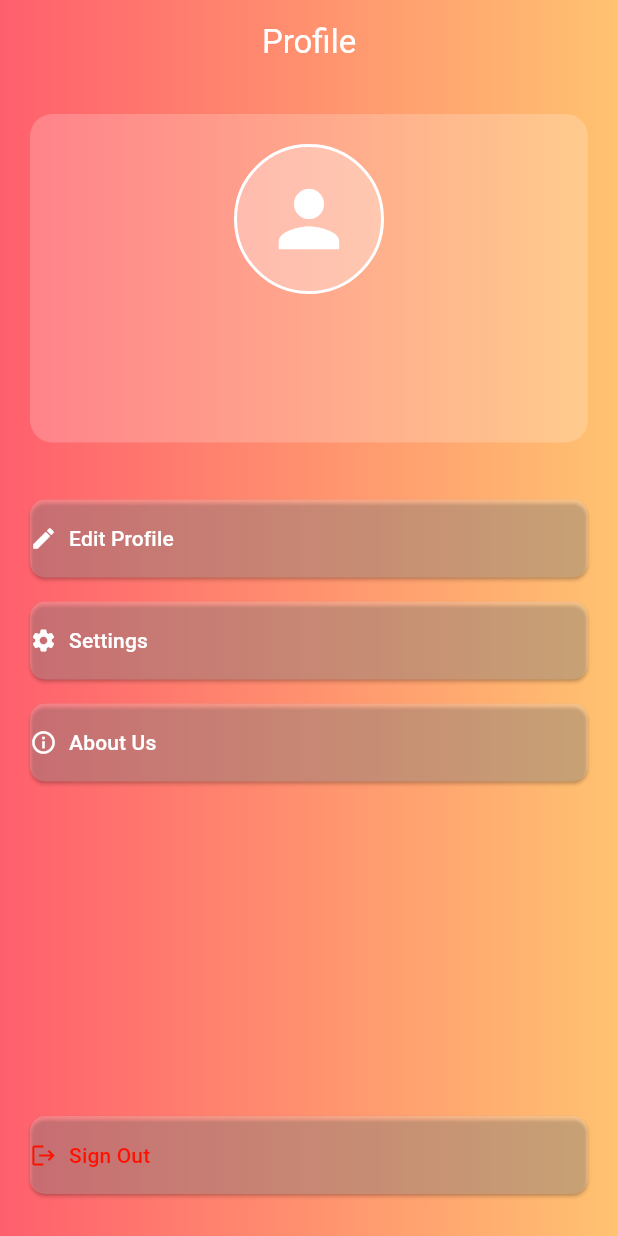
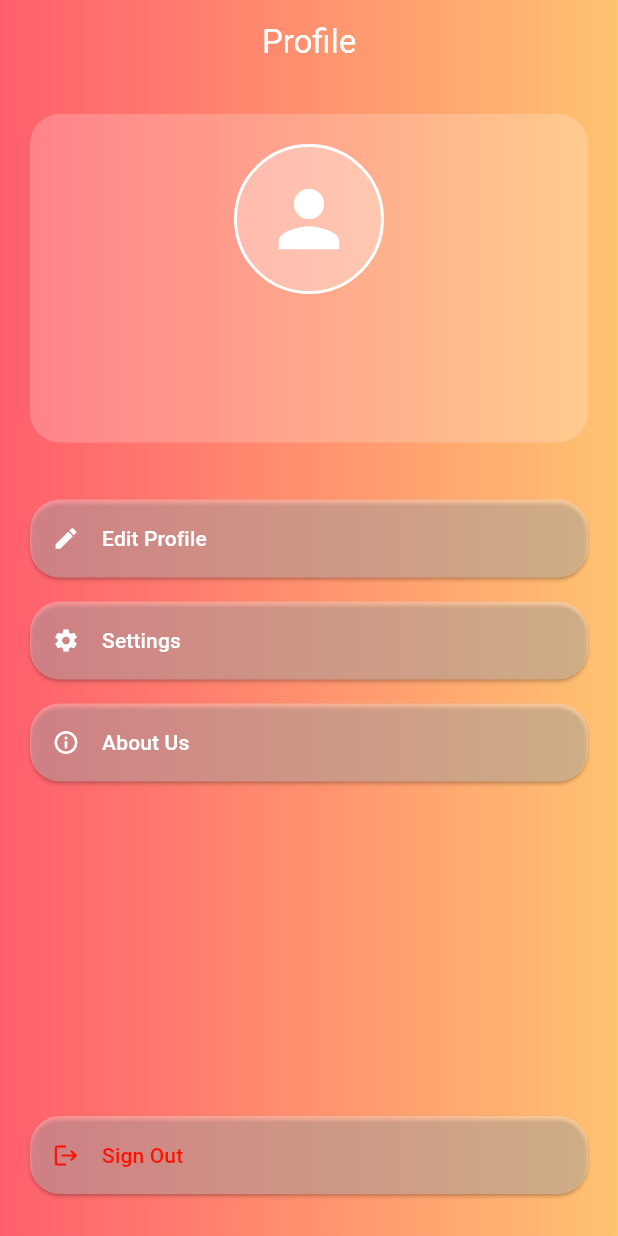
Before and after one commit to ifeylur/FYP-2-Try-Space, a Flutter app: the Profile screen opened by its route, on a phone screen of 412 x 824 dp. Run offline on Flutter 3.47's test engine with Material 3 defaults, Android fonts, the phone set to English and light mode, and no system bars; our stand-ins replace cloud_firestore, firebase_auth, firebase_core, firebase_storage, flutter_image_compress, google_sign_in and 3 more; accounts and stored records are empty.

```diff
--- a/lib/src/Screens/ComparisonScreen.dart
+++ b/lib/src/Screens/ComparisonScreen.dart
@@ -51,7 +51,7 @@ class _ComparisonScreenState extends State<ComparisonScreen> {
   @override
   Widget build(BuildContext context) {
     return Scaffold(
-      appBar: AppBar(
+      appBar: AppBar(automaticallyImplyLeading: false,
         title: const Text("Compare Outfits",style: TextStyle(color: Colors.white),),
         centerTitle: true,
         flexibleSpace: Container(
--- a/lib/src/Screens/Profile.dart
+++ b/lib/src/Screens/Profile.dart
@@ -21,6 +21,10 @@ class _ProfileState extends State<Profile> {
     Color(0xFFFF5F6D),
     Color(0xFFFFC371),
   ];
+
+  // Define container and button colors
+  final Color profileContainerColor = Colors.white.withOpacity(0.2);
+  final Color buttonBackgroundColor = Colors.white.withOpacity(0.3);
 
   @override
   void initState() {
@@ -124,8 +128,8 @@ class _ProfileState extends State<Profile> {
     return Container(
       padding: const EdgeInsets.all(20),
       decoration: BoxDecoration(
-        color: Colors.white.withOpacity(0.2),
-        borderRadius: BorderRadius.circular(15),
+        color: profileContainerColor,
+        borderRadius: BorderRadius.circular(20),
       ),
       child: Column(
         children: [
@@ -214,16 +218,24 @@ class _ProfileState extends State<Profile> {
   }) {
     return Padding(
       padding: const EdgeInsets.symmetric(vertical: 8.0),
-      child: ElevatedButton.icon(
+      child: ElevatedButton(
         onPressed: onTap,
-        icon: Icon(icon, color: color),
-        label: Text(label, style: TextStyle(color: color)),
         style: ElevatedButton.styleFrom(
-          backgroundColor: Colors.white.withOpacity(0.2),
+          backgroundColor: buttonBackgroundColor,
           padding: const EdgeInsets.symmetric(vertical: 16),
           alignment: Alignment.centerLeft,
           shape: RoundedRectangleBorder(
-            borderRadius: BorderRadius.circular(10),
+            borderRadius: BorderRadius.circular(20),
+          ),
+        ),
+        child: Padding(
+          padding: const EdgeInsets.symmetric(horizontal: 15.0),
+          child: Row(
+            children: [
+              Icon(icon, color: color),
+              const SizedBox(width: 15),
+              Text(label, style: TextStyle(color: color)),
+            ],
           ),
         ),
       ),
```
